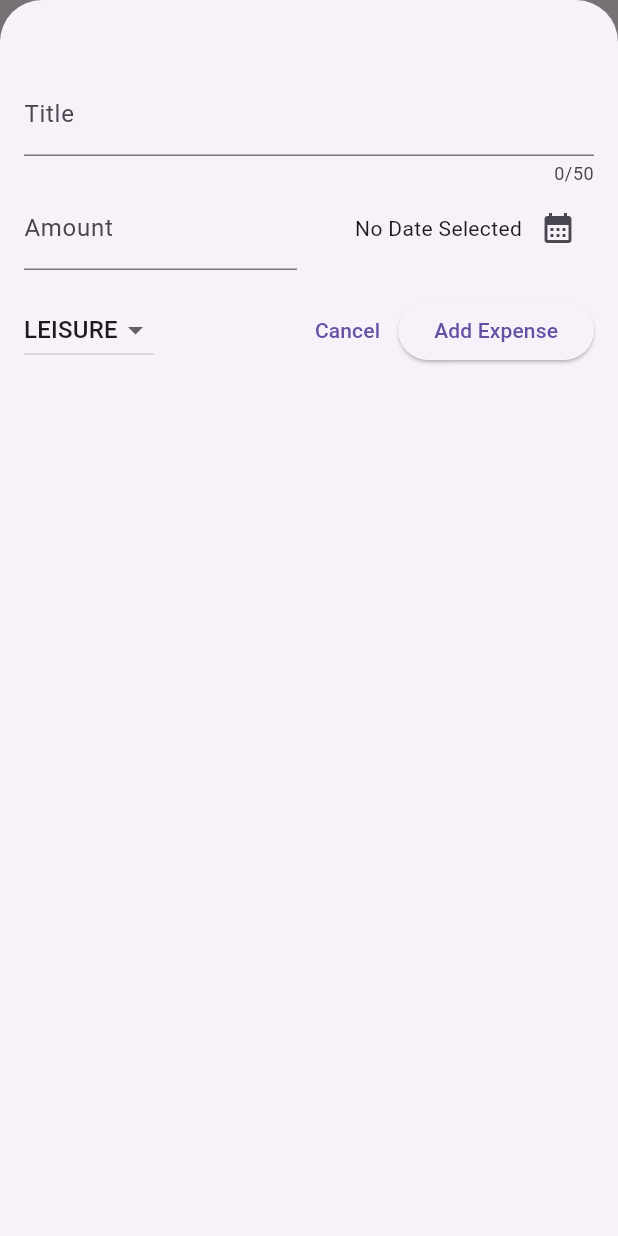
After one commit to MarkMahrous/Expenses_Tracker, a Flutter app: the screen it shows after launch, after a tap on the "add" icon, on a phone screen of 412 x 824 dp. The commit adds this screen. Run offline on Flutter 3.47's test engine with Material 3 defaults, Android fonts, the phone set to English and light mode, and no system bars.

Commit message:
finalizing logic of expense tracker, will finalize theming later

```diff
--- a/lib/custom_widgets/expenses.dart
+++ b/lib/custom_widgets/expenses.dart
@@ -1,4 +1,5 @@
 import 'package:expenses_tracker/custom_widgets/expenses_list/expenses_list.dart';
+import 'package:expenses_tracker/custom_widgets/new_expense.dart';
 import 'package:expenses_tracker/models/expense.dart';
 import 'package:flutter/material.dart';
 
@@ -25,15 +26,71 @@ class _ExpensesState extends State<Expenses> {
     ),
   ];
 
+  void _addNewExpense(
+      String title, double amount, DateTime date, Category category) {
+    setState(() {
+      _registeredExpenses.add(Expense(
+          title: title, amount: amount, date: date, category: category));
+    });
+  }
+
+  void _removeExpense(Expense expense) {
+    final expenseIndex = _registeredExpenses.indexOf(expense);
+    setState(() {
+      _registeredExpenses.remove(expense);
+    });
+    ScaffoldMessenger.of(context).clearSnackBars();
+    ScaffoldMessenger.of(context).showSnackBar(
+      SnackBar(
+        content: const Text('Expense removed!'),
+        duration: const Duration(seconds: 3),
+        action: SnackBarAction(
+          label: 'Undo',
+          onPressed: () {
+            setState(() {
+              _registeredExpenses.insert(expenseIndex, expense);
+            });
+          },
+        ),
+      ),
+    );
+  }
+
+  void _openAddExpenseOverlay() {
+    // context is the build context of _ExpensesState and includes metadata about it.
+    // but ctx is the build context of the showModalBottomSheet and includes metadata about it.
+    showModalBottomSheet(
+      isScrollControlled: true,
+      context: context,
+      builder: (ctx) => NewExpense(addNewExpense: _addNewExpense),
+    );
+  }
+
   @override
   Widget build(BuildContext context) {
     return Scaffold(
+      appBar: AppBar(
+        title: const Text('Expenses Tracker'),
+        actions: [
+          IconButton(
+            onPressed: _openAddExpenseOverlay,
+            icon: const Icon(Icons.add),
+          ),
+        ],
+      ),
       body: Center(
         child: Column(
           children: [
+            const SizedBox(
+              height: 4,
+            ),
             const Text('chart'),
             Expanded(
-              child: ExpensesList(_registeredExpenses),
+              child: _registeredExpenses.isEmpty
+                  ? const Center(
+                      child:
+                          Text('There is no Expenses yet, Start adding some.'))
+                  : ExpensesList(_registeredExpenses, _removeExpense),
             ),
           ],
         ),
--- a/lib/custom_widgets/expenses_list/expenses_list.dart
+++ b/lib/custom_widgets/expenses_list/expenses_list.dart
@@ -3,15 +3,22 @@ import 'package:expenses_tracker/models/expense.dart';
 import 'package:flutter/material.dart';
 
 class ExpensesList extends StatelessWidget {
-  const ExpensesList(this.registeredExpenses, {super.key});
+  const ExpensesList(this.registeredExpenses, this.removeExpense, {super.key});
 
   final List<Expense> registeredExpenses;
+  final void Function(Expense expense) removeExpense;
 
   @override
   Widget build(BuildContext context) {
     return ListView.builder(
       itemCount: registeredExpenses.length,
-      itemBuilder: (ctx, index) => ExpenseItem(registeredExpenses[index]),
+      itemBuilder: (ctx, index) => Dismissible(
+        onDismissed: (direction) {
+          removeExpense(registeredExpenses[index]);
+        },
+        key: ValueKey(registeredExpenses[index]),
+        child: ExpenseItem(registeredExpenses[index]),
+      ),
     );
   }
 }
--- /dev/null
+++ b/lib/custom_widgets/new_expense.dart
@@ -0,0 +1,165 @@
+import 'package:expenses_tracker/models/expense.dart';
+import 'package:flutter/material.dart';
+
+class NewExpense extends StatefulWidget {
+  const NewExpense({required this.addNewExpense, super.key});
+
+  final void Function(
+          String title, double amount, DateTime date, Category category)
+      addNewExpense;
+
+  @override
+  State<NewExpense> createState() => _NewExpenseState();
+}
+
+class _NewExpenseState extends State<NewExpense> {
+  final _titleController = TextEditingController();
+  final _amountController = TextEditingController();
+
+  DateTime? _expenseDate;
+  Category? _expenseCategory = Category.leisure;
+
+  @override
+  void dispose() {
+    _titleController.dispose();
+    _amountController.dispose();
+    super.dispose();
+  }
+
+  void _presentDatePicker() async {
+    final now = DateTime.now();
+    final firstDate = DateTime(now.year - 1, now.month, now.day);
+    final lastDate = DateTime(now.year + 1, now.month, now.day);
+
+    final pickedDate = await showDatePicker(
+      context: context,
+      initialDate: now,
+      firstDate: firstDate,
+      lastDate: lastDate,
+    );
+    setState(() {
+      _expenseDate = pickedDate;
+    });
+  }
+
+  void _submitNewExpense() {
+    final enteredAmount = double.tryParse(_amountController.text);
+    final amountIsInvalid = enteredAmount == null || enteredAmount <= 0;
+    if (_titleController.text.trim().isEmpty ||
+        amountIsInvalid ||
+        _expenseDate == null) {
+      showDialog(
+        context: context,
+        builder: (ctx) => AlertDialog(
+          title: const Text("Invalid Data"),
+          content: const Text(
+              "Please make sure you entered valid Title, Amount, Date and Category!"),
+          actions: [
+            TextButton(
+              onPressed: () {
+                Navigator.pop(ctx);
+              },
+              child: const Text("Okay"),
+            ),
+          ],
+        ),
+      );
+      return;
+    }
+    widget.addNewExpense(
+      _titleController.text,
+      enteredAmount,
+      _expenseDate!,
+      _expenseCategory!,
+    );
+    Navigator.pop(context);
+  }
+
+  @override
+  Widget build(BuildContext context) {
+    return Padding(
+      padding: const EdgeInsets.fromLTRB(16, 48, 16, 16),
+      child: Column(
+        children: [
+          TextField(
+            controller: _titleController,
+            maxLength: 50,
+            decoration: const InputDecoration(
+              label: Text('Title'),
+            ),
+          ),
+          Row(
+            children: [
+              Expanded(
+                child: TextField(
+                  controller: _amountController,
+                  decoration: const InputDecoration(
+                    prefixText: '\$ ',
+                    label: Text('Amount'),
+                  ),
+                  keyboardType: TextInputType.number,
+                ),
+              ),
+              const SizedBox(
+                width: 16,
+              ),
+              Expanded(
+                child: Row(
+                  mainAxisAlignment: MainAxisAlignment.end,
+                  crossAxisAlignment: CrossAxisAlignment.center,
+                  children: [
+                    Text(
+                      _expenseDate == null
+                          ? 'No Date Selected'
+                          : formatter.format(_expenseDate!),
+                    ),
+                    IconButton(
+                      onPressed: _presentDatePicker,
+                      icon: const Icon(Icons.calendar_month),
+                    ),
+                  ],
+                ),
+              ),
+            ],
+          ),
+          const SizedBox(
+            height: 16,
+          ),
+          Row(
+            children: [
+              DropdownButton(
+                value: _expenseCategory,
+                items: Category.values
+                    .map(
+                      (category) => DropdownMenuItem(
+                        value: category,
+                        child: Text(
+                          category.name.toUpperCase(),
+                        ),
+                      ),
+                    )
+                    .toList(),
+                onChanged: (value) {
+                  setState(() {
+                    _expenseCategory = value;
+                  });
+                },
+              ),
+              const Spacer(),
+              TextButton(
+                onPressed: () {
+                  Navigator.pop(context);
+                },
+                child: const Text("Cancel"),
+              ),
+              ElevatedButton(
+                onPressed: _submitNewExpense,
+                child: const Text("Add Expense"),
+              ),
+            ],
+          )
+        ],
+      ),
+    );
+  }
+}
--- a/lib/main.dart
+++ b/lib/main.dart
@@ -7,12 +7,11 @@ void main() {
 
 class MyApp extends StatelessWidget {
   const MyApp({super.key});
-
-  // This widget is the root of your application.
   @override
   Widget build(BuildContext context) {
-    return const MaterialApp(
-      home: Expenses(),
+    return MaterialApp(
+      theme: ThemeData(useMaterial3: true),
+      home: const Expenses(),
     );
   }
 }
```
